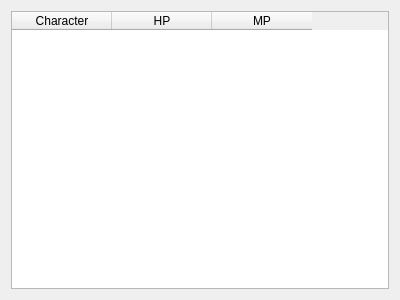
SandSnip3r/Hyperbot, file rl_ui/dashboardwidget.ui: the form before one commit.
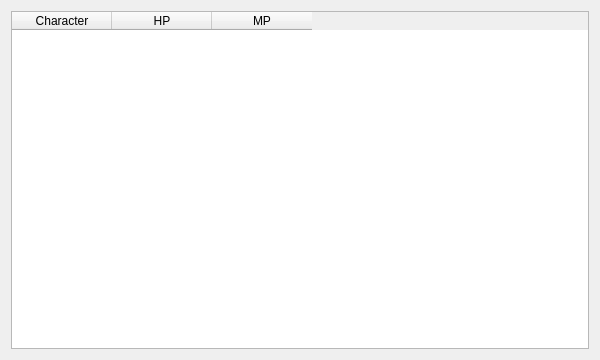
The form after the commit.

Commit message: Sort character table and adjust layout

What changed in the file:
```diff
--- a/rl_ui/dashboardwidget.ui
+++ b/rl_ui/dashboardwidget.ui
@@ -6,8 +6,8 @@
    <rect>
     <x>0</x>
     <y>0</y>
-    <width>400</width>
-    <height>300</height>
+    <width>600</width>
+    <height>360</height>
    </rect>
   </property>
   <layout class="QVBoxLayout" name="verticalLayout">
```
The commit also changes 2 other files.
